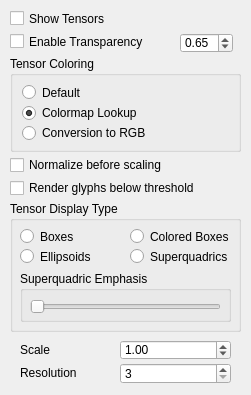
First picture: the form in src/Interface/Modules/Visualization/ShowFieldGlyphsTensorTab.ui, repository SCIInstitute/SCIRun, before the edit.
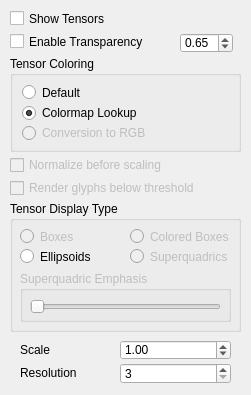
Second picture: the form after the edit.

Commit message: Commence tensor support in glyphs

```diff
--- a/src/Interface/Modules/Visualization/ShowFieldGlyphsTensorTab.ui
+++ b/src/Interface/Modules/Visualization/ShowFieldGlyphsTensorTab.ui
@@ -68,12 +68,15 @@
    <property name="title">
     <string>Tensor Display Type</string>
    </property>
-   <widget class="QRadioButton" name="radioButton_7">
+   <widget class="QRadioButton" name="tensorsAsBoxesRButton_">
+    <property name="enabled">
+     <bool>false</bool>
+    </property>
     <property name="geometry">
      <rect>
       <x>10</x>
       <y>25</y>
-      <width>111</width>
+      <width>101</width>
       <height>21</height>
      </rect>
     </property>
@@ -81,12 +84,15 @@
      <string>Boxes</string>
     </property>
    </widget>
-   <widget class="QRadioButton" name="radioButton_8">
+   <widget class="QRadioButton" name="tensorsAsColoredBoxesRButton_">
+    <property name="enabled">
+     <bool>false</bool>
+    </property>
     <property name="geometry">
      <rect>
       <x>120</x>
       <y>25</y>
-      <width>121</width>
+      <width>101</width>
       <height>21</height>
      </rect>
     </property>
@@ -99,7 +105,7 @@
      <rect>
       <x>10</x>
       <y>45</y>
-      <width>111</width>
+      <width>101</width>
       <height>21</height>
      </rect>
     </property>
@@ -107,12 +113,15 @@
      <string>Ellipsoids</string>
     </property>
    </widget>
-   <widget class="QRadioButton" name="radioButton_10">
+   <widget class="QRadioButton" name="tensorsAsSuperquadricsRButton_">
+    <property name="enabled">
+     <bool>false</bool>
+    </property>
     <property name="geometry">
      <rect>
       <x>120</x>
       <y>45</y>
-      <width>121</width>
+      <width>101</width>
       <height>21</height>
      </rect>
     </property>
@@ -120,7 +129,10 @@
      <string>Superquadrics</string>
     </property>
    </widget>
-   <widget class="QGroupBox" name="groupBox">
+   <widget class="QGroupBox" name="tensorSuperquadricEmphasisGroupBox_">
+    <property name="enabled">
+     <bool>false</bool>
+    </property>
     <property name="geometry">
      <rect>
       <x>10</x>
@@ -152,7 +164,7 @@
     <rect>
      <x>10</x>
      <y>33</y>
-     <width>171</width>
+     <width>161</width>
      <height>17</height>
     </rect>
    </property>
@@ -166,12 +178,15 @@
     <string>Enable Transparency</string>
    </property>
   </widget>
-  <widget class="QCheckBox" name="checkBox_5">
+  <widget class="QCheckBox" name="normalizeTensorsCheckBox_">
+   <property name="enabled">
+    <bool>false</bool>
+   </property>
    <property name="geometry">
     <rect>
      <x>10</x>
      <y>155</y>
-     <width>271</width>
+     <width>221</width>
      <height>20</height>
     </rect>
    </property>
@@ -201,12 +216,15 @@
     <number>20</number>
    </property>
   </widget>
-  <widget class="QCheckBox" name="checkBox_7">
+  <widget class="QCheckBox" name="renderTensorsBelowThresholdCheckBox_">
+   <property name="enabled">
+    <bool>false</bool>
+   </property>
    <property name="geometry">
     <rect>
      <x>10</x>
      <y>178</y>
-     <width>271</width>
+     <width>221</width>
      <height>20</height>
     </rect>
    </property>
@@ -254,7 +272,10 @@
      </widget>
     </item>
     <item>
-     <widget class="QRadioButton" name="conversionRGBNodeColoringButton_5">
+     <widget class="QRadioButton" name="conversionRGBTensorsColoringRButton_">
+      <property name="enabled">
+       <bool>false</bool>
+      </property>
       <property name="text">
        <string>Conversion to RGB</string>
       </property>
@@ -289,7 +310,7 @@
     <rect>
      <x>20</x>
      <y>340</y>
-     <width>112</width>
+     <width>91</width>
      <height>20</height>
     </rect>
    </property>
@@ -302,7 +323,7 @@
     <rect>
      <x>20</x>
      <y>363</y>
-     <width>112</width>
+     <width>91</width>
      <height>20</height>
     </rect>
    </property>
```
Left out of the diff: 22 changed lines with no effect on the pictures. The commit also changes 8 other files.
